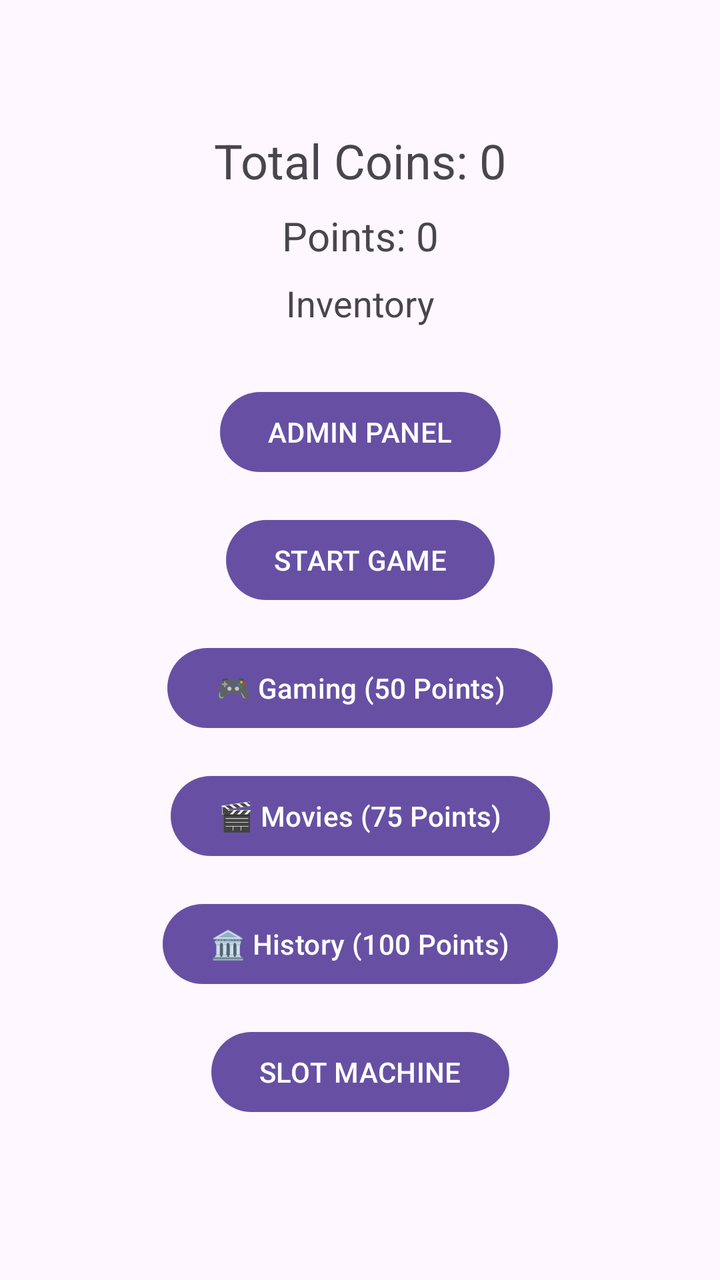
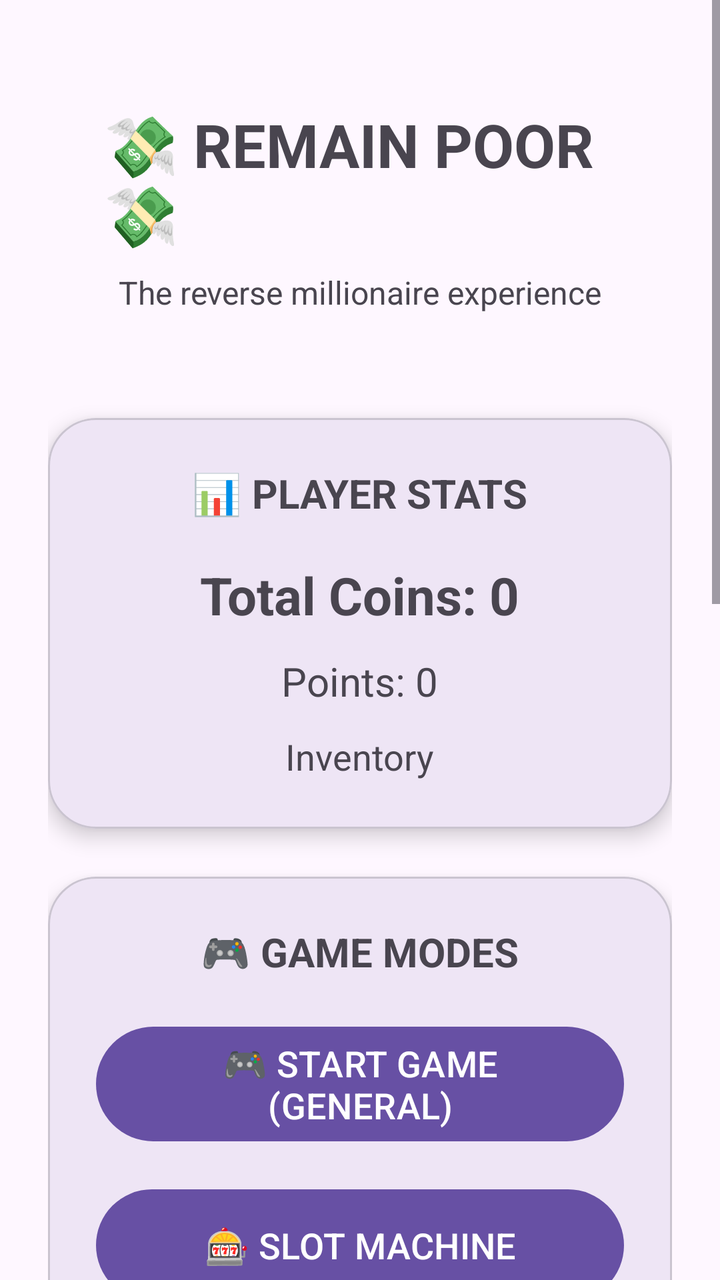

Screens rendered from an Android XML layout before and after an edit, with the pre-edit source and the edit as a unified diff.
<!-- AndroidManifest.xml: application theme Theme.OstaniBeden -->
<!-- res/layout/activity_main.xml -->
<?xml version="1.0" encoding="utf-8"?>
<androidx.constraintlayout.widget.ConstraintLayout xmlns:android="http://schemas.android.com/apk/res/android"
    xmlns:app="http://schemas.android.com/apk/res-auto"
    xmlns:tools="http://schemas.android.com/tools"
    android:id="@+id/main"
    android:layout_width="match_parent"
    android:layout_height="match_parent"
    tools:context=".MainActivity">

    <TextView
        android:id="@+id/tvTotalCoins"
        android:layout_width="wrap_content"
        android:layout_height="wrap_content"
        android:text="Total Coins: 0"
        android:textSize="24sp"
        app:layout_constraintTop_toTopOf="parent"
        app:layout_constraintStart_toStartOf="parent"
        app:layout_constraintEnd_toEndOf="parent"
        android:layout_marginTop="64dp"/>

    <TextView
        android:id="@+id/tvTotalPoints"
        android:layout_width="wrap_content"
        android:layout_height="wrap_content"
        android:text="Points: 0"
        android:textSize="20sp"
        app:layout_constraintTop_toBottomOf="@id/tvTotalCoins"
        app:layout_constraintStart_toStartOf="parent"
        app:layout_constraintEnd_toEndOf="parent"
        android:layout_marginTop="8dp"/>

    <TextView
        android:id="@+id/tvInventory"
        android:layout_width="wrap_content"
        android:layout_height="wrap_content"
        android:text="Inventory"
        android:textSize="18sp"
        app:layout_constraintTop_toBottomOf="@id/tvTotalPoints"
        app:layout_constraintStart_toStartOf="parent"
        app:layout_constraintEnd_toEndOf="parent"
        android:layout_marginTop="8dp"/>

    <Button
        android:id="@+id/btnAdminPanel"
        android:layout_width="wrap_content"
        android:layout_height="wrap_content"
        android:layout_marginTop="192dp"
        android:text="ADMIN PANEL"
        app:layout_constraintEnd_toEndOf="parent"
        app:layout_constraintStart_toStartOf="parent"
        app:layout_constraintTop_toTopOf="parent" />

    <Button
        android:id="@+id/btnStartGame"
        android:layout_width="wrap_content"
        android:layout_height="wrap_content"
        android:text="START GAME"
        app:layout_constraintTop_toBottomOf="@id/btnAdminPanel"
        app:layout_constraintStart_toStartOf="parent"
        app:layout_constraintEnd_toEndOf="parent"
        android:layout_marginTop="16dp"/>

    <Button
        android:id="@+id/btnGaming"
        android:layout_width="wrap_content"
        android:layout_height="wrap_content"
        android:text="🎮 Gaming (50 Points)"
        android:layout_marginTop="16dp"
        app:layout_constraintTop_toBottomOf="@id/btnStartGame"
        app:layout_constraintStart_toStartOf="parent"
        app:layout_constraintEnd_toEndOf="parent"/>

    <Button
        android:id="@+id/btnMovies"
        android:layout_width="wrap_content"
        android:layout_height="wrap_content"
        android:text="🎬 Movies (75 Points)"
        android:layout_marginTop="16dp"
        app:layout_constraintTop_toBottomOf="@id/btnGaming"
        app:layout_constraintStart_toStartOf="parent"
        app:layout_constraintEnd_toEndOf="parent"/>

    <Button
        android:id="@+id/btnHistory"
        android:layout_width="wrap_content"
        android:layout_height="wrap_content"
        android:text="🏛 History (100 Points)"
        android:layout_marginTop="16dp"
        app:layout_constraintTop_toBottomOf="@id/btnMovies"
        app:layout_constraintStart_toStartOf="parent"
        app:layout_constraintEnd_toEndOf="parent"/>

    <Button
        android:id="@+id/btnSlotMachine"
        android:layout_width="wrap_content"
        android:layout_height="wrap_content"
        android:text="SLOT MACHINE"
        app:layout_constraintTop_toBottomOf="@id/btnHistory"
        app:layout_constraintStart_toStartOf="parent"
        app:layout_constraintEnd_toEndOf="parent"
        android:layout_marginTop="16dp"/>

</androidx.constraintlayout.widget.ConstraintLayout>
<!-- resources referenced by this layout -->
<resources>
  <style name="Theme.OstaniBeden" parent="Base.Theme.OstaniBeden" />
  <style name="Base.Theme.OstaniBeden" parent="Theme.Material3.DayNight.NoActionBar">
          
          
      </style>
</resources>

<!-- the commit's change to res/layout/activity_main.xml (unified diff, before → after) -->
@@ -1,103 +1,248 @@
 <?xml version="1.0" encoding="utf-8"?>
-<androidx.constraintlayout.widget.ConstraintLayout xmlns:android="http://schemas.android.com/apk/res/android"
+<ScrollView
+    xmlns:android="http://schemas.android.com/apk/res/android"
     xmlns:app="http://schemas.android.com/apk/res-auto"
     xmlns:tools="http://schemas.android.com/tools"
-    android:id="@+id/main"
     android:layout_width="match_parent"
     android:layout_height="match_parent"
+    android:fillViewport="true"
     tools:context=".MainActivity">
 
-    <TextView
-        android:id="@+id/tvTotalCoins"
-        android:layout_width="wrap_content"
+    <LinearLayout
+        android:id="@+id/main"
+        android:layout_width="match_parent"
         android:layout_height="wrap_content"
-        android:text="Total Coins: 0"
-        android:textSize="24sp"
-        app:layout_constraintTop_toTopOf="parent"
-        app:layout_constraintStart_toStartOf="parent"
-        app:layout_constraintEnd_toEndOf="parent"
-        android:layout_marginTop="64dp"/>
-
-    <TextView
-        android:id="@+id/tvTotalPoints"
-        android:layout_width="wrap_content"
-        android:layout_height="wrap_content"
-        android:text="Points: 0"
-        android:textSize="20sp"
-        app:layout_constraintTop_toBottomOf="@id/tvTotalCoins"
-        app:layout_constraintStart_toStartOf="parent"
-        app:layout_constraintEnd_toEndOf="parent"
-        android:layout_marginTop="8dp"/>
-
-    <TextView
-        android:id="@+id/tvInventory"
-        android:layout_width="wrap_content"
-        android:layout_height="wrap_content"
-        android:text="Inventory"
-        android:textSize="18sp"
-        app:layout_constraintTop_toBottomOf="@id/tvTotalPoints"
-        app:layout_constraintStart_toStartOf="parent"
-        app:layout_constraintEnd_toEndOf="parent"
-        android:layout_marginTop="8dp"/>
-
-    <Button
-        android:id="@+id/btnAdminPanel"
-        android:layout_width="wrap_content"
-        android:layout_height="wrap_content"
-        android:layout_marginTop="192dp"
-        android:text="ADMIN PANEL"
-        app:layout_constraintEnd_toEndOf="parent"
-        app:layout_constraintStart_toStartOf="parent"
-        app:layout_constraintTop_toTopOf="parent" />
-
-    <Button
-        android:id="@+id/btnStartGame"
-        android:layout_width="wrap_content"
-        android:layout_height="wrap_content"
-        android:text="START GAME"
-        app:layout_constraintTop_toBottomOf="@id/btnAdminPanel"
-        app:layout_constraintStart_toStartOf="parent"
-        app:layout_constraintEnd_toEndOf="parent"
-        android:layout_marginTop="16dp"/>
-
-    <Button
-        android:id="@+id/btnGaming"
-        android:layout_width="wrap_content"
-        android:layout_height="wrap_content"
-        android:text="🎮 Gaming (50 Points)"
-        android:layout_marginTop="16dp"
-        app:layout_constraintTop_toBottomOf="@id/btnStartGame"
-        app:layout_constraintStart_toStartOf="parent"
-        app:layout_constraintEnd_toEndOf="parent"/>
-
-    <Button
-        android:id="@+id/btnMovies"
-        android:layout_width="wrap_content"
-        android:layout_height="wrap_content"
-        android:text="🎬 Movies (75 Points)"
-        android:layout_marginTop="16dp"
-        app:layout_constraintTop_toBottomOf="@id/btnGaming"
-        app:layout_constraintStart_toStartOf="parent"
-        app:layout_constraintEnd_toEndOf="parent"/>
-
-    <Button
-        android:id="@+id/btnHistory"
-        android:layout_width="wrap_content"
-        android:layout_height="wrap_content"
-        android:text="🏛 History (100 Points)"
-        android:layout_marginTop="16dp"
-        app:layout_constraintTop_toBottomOf="@id/btnMovies"
-        app:layout_constraintStart_toStartOf="parent"
-        app:layout_constraintEnd_toEndOf="parent"/>
-
-    <Button
-        android:id="@+id/btnSlotMachine"
-        android:layout_width="wrap_content"
-        android:layout_height="wrap_content"
-        android:text="SLOT MACHINE"
-        app:layout_constraintTop_toBottomOf="@id/btnHistory"
-        app:layout_constraintStart_toStartOf="parent"
-        app:layout_constraintEnd_toEndOf="parent"
-        android:layout_marginTop="16dp"/>
-
-</androidx.constraintlayout.widget.ConstraintLayout>
+        android:orientation="vertical"
+        android:padding="24dp">
+
+            <LinearLayout
+                android:layout_width="match_parent"
+                android:layout_height="wrap_content"
+                android:orientation="vertical"
+                android:gravity="center"
+                android:padding="28dp">
+
+                <TextView
+                    android:id="@+id/tvTitle"
+                    android:layout_width="wrap_content"
+                    android:layout_height="wrap_content"
+                    android:text="💸 REMAIN POOR 💸"
+                    android:textSize="30sp"
+                    android:textStyle="bold"/>
+
+                <TextView
+                    android:id="@+id/tvSubtitle"
+                    android:layout_width="wrap_content"
+                    android:layout_height="wrap_content"
+                    android:text="The reverse millionaire experience"
+                    android:textSize="16sp"
+                    android:layout_marginTop="8dp"/>
+
+            </LinearLayout>
+
+        
+
+        <com.google.android.material.card.MaterialCardView
+            android:layout_width="match_parent"
+            android:layout_height="wrap_content"
+            android:layout_marginTop="24dp"
+            app:cardCornerRadius="24dp"
+            app:cardElevation="6dp">
+
+            <LinearLayout
+                android:layout_width="match_parent"
+                android:layout_height="wrap_content"
+                android:gravity="center"
+                android:orientation="vertical"
+                android:padding="24dp">
+
+                <TextView
+                    android:layout_width="wrap_content"
+                    android:layout_height="wrap_content"
+                    android:text="📊 PLAYER STATS"
+                    android:textSize="20sp"
+                    android:textStyle="bold"/>
+
+                <TextView
+                    android:id="@+id/tvTotalCoins"
+                    android:layout_width="wrap_content"
+                    android:layout_height="wrap_content"
+                    android:text="Total Coins: 0"
+                    android:textSize="26sp"
+                    android:textStyle="bold"
+                    android:layout_marginTop="20dp"/>
+
+                <TextView
+                    android:id="@+id/tvTotalPoints"
+                    android:layout_width="wrap_content"
+                    android:layout_height="wrap_content"
+                    android:text="Points: 0"
+                    android:textSize="20sp"
+                    android:layout_marginTop="12dp"/>
+
+                <TextView
+                    android:id="@+id/tvInventory"
+                    android:layout_width="wrap_content"
+                    android:layout_height="wrap_content"
+                    android:text="Inventory"
+                    android:textSize="18sp"
+                    android:layout_marginTop="12dp"/>
+
+            </LinearLayout>
+
+        </com.google.android.material.card.MaterialCardView>
+
+        
+
+        <com.google.android.material.card.MaterialCardView
+            android:layout_width="match_parent"
+            android:layout_height="wrap_content"
+            android:layout_marginTop="24dp"
+            app:cardCornerRadius="24dp"
+            app:cardElevation="6dp">
+
+            <LinearLayout
+                android:layout_width="match_parent"
+                android:layout_height="wrap_content"
+                android:gravity="center"
+                android:orientation="vertical"
+                android:padding="24dp">
+
+                <TextView
+                    android:layout_width="wrap_content"
+                    android:layout_height="wrap_content"
+                    android:text="🎮 GAME MODES"
+                    android:textSize="20sp"
+                    android:textStyle="bold"/>
+
+                <Button
+                    android:id="@+id/btnStartGame"
+                    android:layout_width="match_parent"
+                    android:layout_height="wrap_content"
+                    android:text="🎮 START GAME (GENERAL)"
+                    android:textSize="18sp"
+                    android:minHeight="64dp"
+                    android:layout_marginTop="20dp"/>
+
+                <Button
+                    android:id="@+id/btnSlotMachine"
+                    android:layout_width="match_parent"
+                    android:layout_height="wrap_content"
+                    android:text="🎰 SLOT MACHINE"
+                    android:textSize="18sp"
+                    android:minHeight="64dp"
+                    android:layout_marginTop="16dp"/>
+
+            </LinearLayout>
+
+        </com.google.android.material.card.MaterialCardView>
+
+        
+
+        <com.google.android.material.card.MaterialCardView
+            android:layout_width="match_parent"
+            android:layout_height="wrap_content"
+            android:layout_marginTop="24dp"
+            app:cardCornerRadius="24dp"
+            app:cardElevation="6dp">
+
+            <LinearLayout
+                android:layout_width="match_parent"
+                android:layout_height="wrap_content"
+                android:gravity="center"
+                android:orientation="vertical"
+                android:padding="24dp">
+
+                <TextView
+                    android:id="@+id/tvCategoryTitle"
+                    android:layout_width="wrap_content"
+                    android:layout_height="wrap_content"
+                    android:text="🔓 UNLOCKABLE CATEGORIES"
+                    android:textSize="22sp"
+                    android:textStyle="bold"/>
+
+                <TextView
+                    android:layout_width="wrap_content"
+                    android:layout_height="wrap_content"
+                    android:text="Spend points to unlock more question pools"
+                    android:textSize="14sp"
+                    android:layout_marginTop="6dp"/>
+
+                <Button
+                    android:id="@+id/btnGaming"
+                    android:layout_width="match_parent"
+                    android:layout_height="wrap_content"
+                    android:text="🎮 Gaming (50 Points)"
+                    android:textSize="17sp"
+                    android:minHeight="60dp"
+                    android:layout_marginTop="24dp"/>
+
+                <Button
+                    android:id="@+id/btnMovies"
+                    android:layout_width="match_parent"
+                    android:layout_height="wrap_content"
+                    android:text="🎬 Movies (75 Points)"
+                    android:textSize="17sp"
+                    android:minHeight="60dp"
+                    android:layout_marginTop="14dp"/>
+
+                <Button
+                    android:id="@+id/btnHistory"
+                    android:layout_width="match_parent"
+                    android:layout_height="wrap_content"
+                    android:text="🏛 History (100 Points)"
+                    android:textSize="17sp"
+                    android:minHeight="60dp"
+                    android:layout_marginTop="14dp"/>
+
+            </LinearLayout>
+
+        </com.google.android.material.card.MaterialCardView>
+
+        
+
+        <com.google.android.material.card.MaterialCardView
+            android:layout_width="match_parent"
+            android:layout_height="wrap_content"
+            android:layout_marginTop="24dp"
+            android:layout_marginBottom="32dp"
+            app:cardCornerRadius="24dp"
+            app:cardElevation="6dp">
+
+            <LinearLayout
+                android:layout_width="match_parent"
+                android:layout_height="wrap_content"
+                android:gravity="center"
+                android:orientation="vertical"
+                android:padding="24dp">
+
+                <TextView
+                    android:layout_width="wrap_content"
+                    android:layout_height="wrap_content"
+                    android:text="⚙ ADMIN TOOLS"
+                    android:textSize="20sp"
+                    android:textStyle="bold"/>
+
+                <TextView
+                    android:layout_width="wrap_content"
+                    android:layout_height="wrap_content"
+                    android:text="Manage quiz questions and database content"
+                    android:textSize="14sp"
+                    android:layout_marginTop="6dp"/>
+
+                <Button
+                    android:id="@+id/btnAdminPanel"
+                    android:layout_width="match_parent"
+                    android:layout_height="wrap_content"
+                    android:text="OPEN ADMIN PANEL"
+                    android:textSize="18sp"
+                    android:minHeight="60dp"
+                    android:layout_marginTop="20dp"/>
+
+            </LinearLayout>
+
+        </com.google.android.material.card.MaterialCardView>
+
+    </LinearLayout>
+
+</ScrollView>
